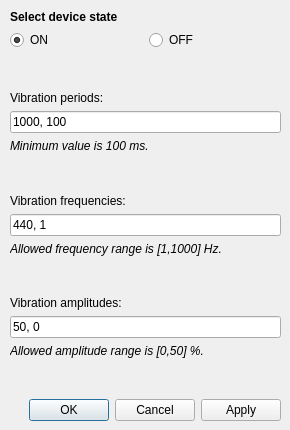
This is src/qdialogsetpointvibepattern.ui in assisi/arena-ui as Qt 5 draws it before an edit. The edited form follows.
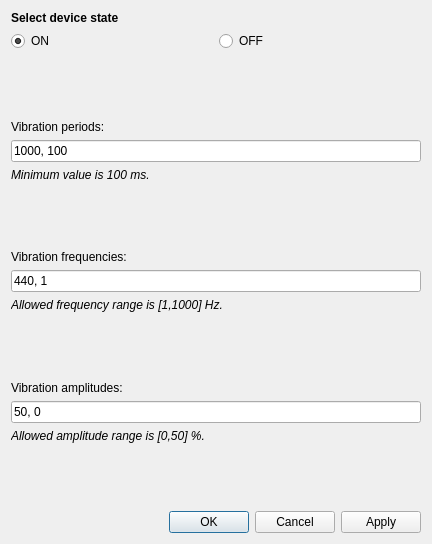
This is the edited form.

Commit message: fix 'vibration pattern setpoint dialog' layout

Diff of the .ui file:
```diff
--- a/src/qdialogsetpointvibepattern.ui
+++ b/src/qdialogsetpointvibepattern.ui
@@ -6,8 +6,8 @@
    <rect>
     <x>0</x>
     <y>0</y>
-    <width>290</width>
-    <height>430</height>
+    <width>432</width>
+    <height>544</height>
    </rect>
   </property>
   <property name="sizePolicy">
@@ -19,15 +19,6 @@
   <property name="windowTitle">
    <string>Vibration pattern setpoint</string>
   </property>
-  <widget class="QWidget" name="">
-   <property name="geometry">
-    <rect>
-     <x>10</x>
-     <y>10</y>
-     <width>271</width>
-     <height>411</height>
-    </rect>
-   </property>
    <layout class="QVBoxLayout" name="verticalLayout">
     <item>
      <widget class="QLabel" name="label_state">
@@ -71,7 +62,7 @@
       <property name="sizeHint" stdset="0">
        <size>
         <width>20</width>
-        <height>17</height>
+       <height>4</height>
        </size>
       </property>
      </spacer>
@@ -110,7 +101,7 @@
       <property name="sizeHint" stdset="0">
        <size>
         <width>20</width>
-        <height>17</height>
+       <height>4</height>
        </size>
       </property>
      </spacer>
@@ -149,7 +140,7 @@
       <property name="sizeHint" stdset="0">
        <size>
         <width>20</width>
-        <height>17</height>
+       <height>4</height>
        </size>
       </property>
      </spacer>
@@ -188,7 +179,7 @@
       <property name="sizeHint" stdset="0">
        <size>
         <width>20</width>
-        <height>17</height>
+       <height>4</height>
        </size>
       </property>
      </spacer>
@@ -204,25 +195,6 @@
      </widget>
     </item>
    </layout>
-  </widget>
-  <zorder>buttonBox</zorder>
-  <zorder>label_state</zorder>
-  <zorder>radioButton_on</zorder>
-  <zorder>radioButton_off</zorder>
-  <zorder>label_periods</zorder>
-  <zorder>label_frequencies</zorder>
-  <zorder>label_amplitudes</zorder>
-  <zorder>label_period_limits</zorder>
-  <zorder>label_frequency_limits</zorder>
-  <zorder>label_range_limits</zorder>
-  <zorder>lineEdit_periods</zorder>
-  <zorder>lineEdit_frequencies</zorder>
-  <zorder>lineEdit_amplitudes</zorder>
-  <zorder>verticalSpacer_periods</zorder>
-  <zorder>verticalSpacer_select</zorder>
-  <zorder>verticalSpacer_frequencies</zorder>
-  <zorder>verticalSpacer_amplitudes</zorder>
-  <zorder>pushButton</zorder>
  </widget>
  <resources/>
  <connections>
```
Lines whose indentation alone changed are shown as unchanged.
